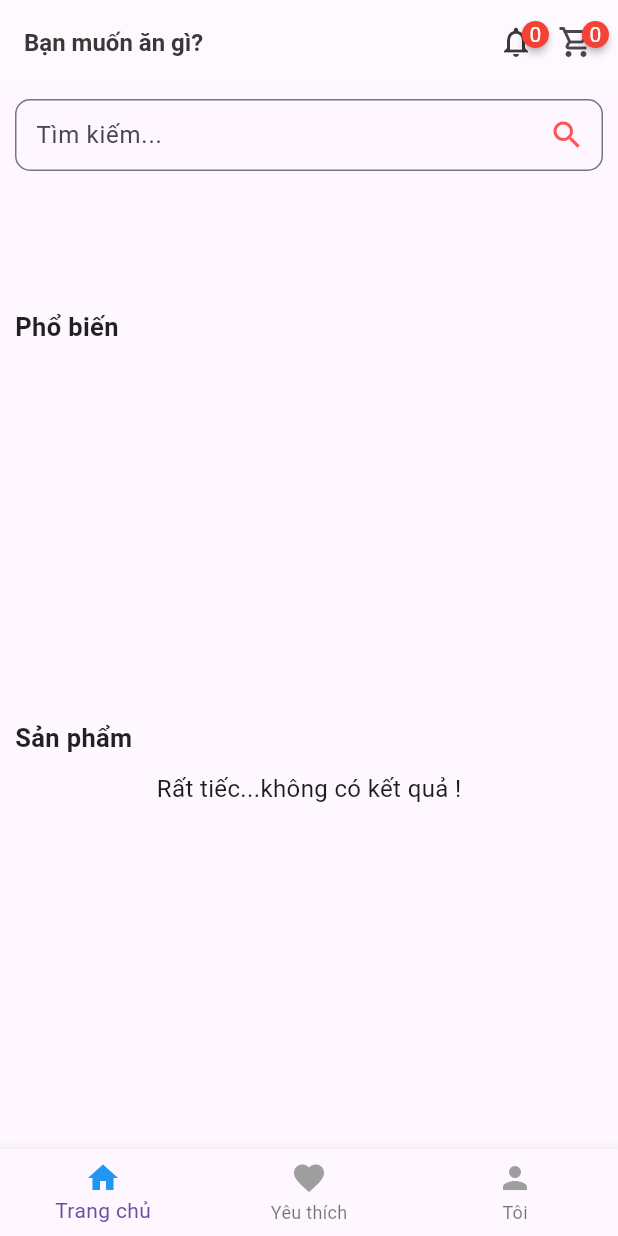
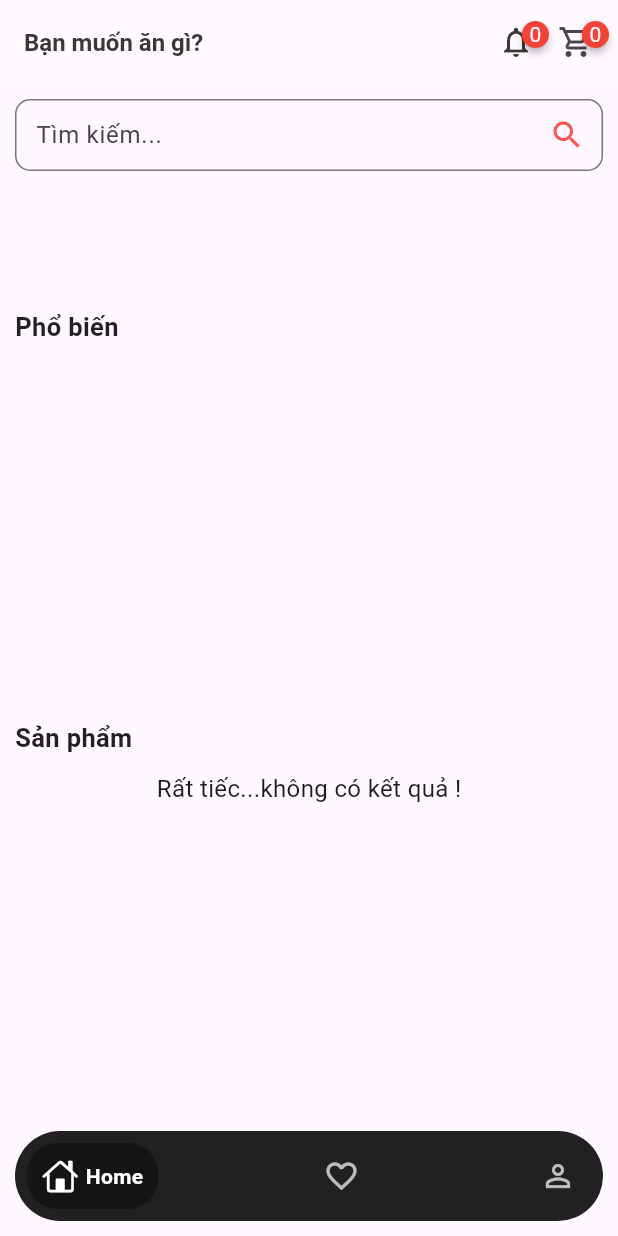
Before and after one commit to AnhQuan30052003/chuonchuonkim, a Flutter app: the PageHomeClient screen opened directly, on a phone screen of 412 x 824 dp. Run offline on Flutter 3.47's test engine with Material 3 defaults, Android fonts, the phone set to English and light mode, and no system bars; drawn by our look-alikes of badges, google_nav_bar; our stand-ins replace cloud_firestore, firebase_core, firebase_storage, flutter_slidable, get, image_picker; accounts and stored records are empty.

Commit message:
custom bottombar and fix some ui

```diff
--- a/SanPhamAndroid/lib/pages/client/pageHomeClient.dart
+++ b/SanPhamAndroid/lib/pages/client/pageHomeClient.dart
@@ -1,8 +1,10 @@
 // * Đạt
 
 import 'package:chuonchuonkim_app/helper/widget.dart';
+import 'package:flutter/cupertino.dart';
 import 'package:flutter/material.dart';
 import 'package:get/get.dart';
+import 'package:google_nav_bar/google_nav_bar.dart';
 import '../../controllers/chuonChuonKimController.dart';
 import '../../database/connect/firebaseConnect.dart';
 import '../../helper/widgetClient.dart';
@@ -38,30 +40,34 @@ class _PageHomeClientState extends State<PageHomeClient> {
     return Scaffold(
       appBar: buildAppBar(info: "Bạn muốn ăn gì?"),
       body: _buildBody(context, index),
-      bottomNavigationBar: BottomNavigationBar(
-        currentIndex: index,
-        items: const [
-          BottomNavigationBarItem(
-            activeIcon: Icon(Icons.home, color: Colors.blue),
-            icon: Icon(Icons.home, color: Colors.grey),
-            label: "Trang chủ",
+      bottomNavigationBar: Container(
+        margin: const EdgeInsets.all(10),
+        padding: const EdgeInsets.all(8),
+        decoration: BoxDecoration(
+          color: Colors.black87,
+          borderRadius: BorderRadius.circular(30),
         ),
-          BottomNavigationBarItem(
-            activeIcon: Icon(Icons.favorite, color: Colors.blue),
-            icon: Icon(Icons.favorite, color: Colors.grey),
-            label: "Yêu thích",
-          ),
-          BottomNavigationBarItem(
-            activeIcon: Icon(Icons.person, color: Colors.blue),
-            icon: Icon(Icons.person, color: Colors.grey),
-            label: "Tôi",
-          ),
+        child: GNav(
+          activeColor: Colors.white,
+          gap: 5,
+          mainAxisAlignment: MainAxisAlignment.spaceBetween,
+          padding: const EdgeInsets.all(10),
+          style: GnavStyle.google,
+          haptic: true,
+          color: Colors.white70,
+          tabBackgroundColor: Colors.black38,
+          tabBorderRadius: 20,
+          tabs: const [
+            GButton(icon: CupertinoIcons.home, text: "Home"),
+            GButton(icon: Icons.favorite_border, text: "Yêu thích"),
+            GButton(icon: Icons.person_outline_outlined, text: "Tôi"),
           ],
-        onTap: (value) {
+          onTabChange: (value) {
             setState(() {
               index = value;
             });
           },
+        ),
       ),
     );
   }
@@ -80,8 +86,7 @@ class _PageHomeClientState extends State<PageHomeClient> {
         return Padding(
           padding: const EdgeInsets.only(top: 10, left: 10, right: 10),
           child: SingleChildScrollView(
-            child: Column(
-                children: [
+            child: Column(children: [
               // * search
               buildSearch(context: context),
 
@@ -108,10 +113,8 @@ class _PageHomeClientState extends State<PageHomeClient> {
                   id: "gridview_products",
                   builder: (controller) {
                     return buildGridViewProducts(list: controller.listProdutsGridView);
-                      }
-                  )
-                ]
-            ),
+                  })
+            ]),
           ),
         );
       },
@@ -119,10 +122,14 @@ class _PageHomeClientState extends State<PageHomeClient> {
   }
 
   Widget favorite() {
-    return Container();
+    return Container(
+      child: const Text("favorite"),
+    );
   }
 
   Widget me() {
-    return Container();
+    return Container(
+      child: const Text("me"),
+    );
   }
 }
--- a/SanPhamAndroid/pubspec.yaml
+++ b/SanPhamAndroid/pubspec.yaml
@@ -50,6 +50,7 @@ dependencies:
   flutterfire_ui: ^0.4.3+20
   image_picker: ^1.0.8
   firebase_storage: ^11.6.9
+  google_nav_bar: ^5.0.6
 
 dev_dependencies:
   flutter_test:
```
Also changed, not shown: SanPhamAndroid/lib/helper/widgetClient.dart (+55 -32 lines), SanPhamAndroid/pubspec.lock. Lines whose indentation alone changed are shown as unchanged.
